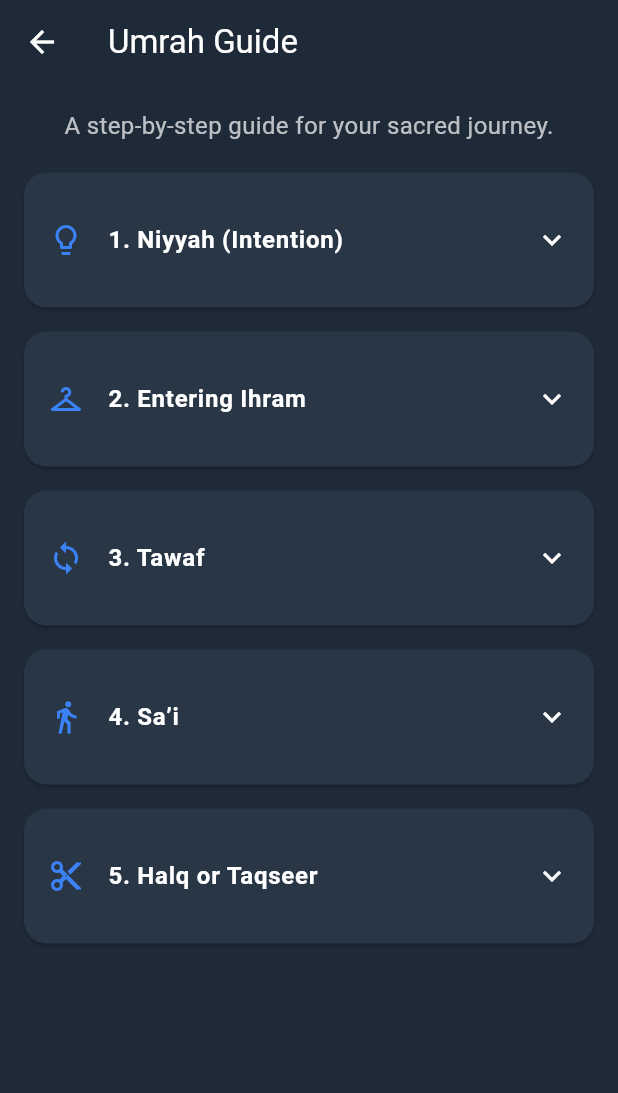
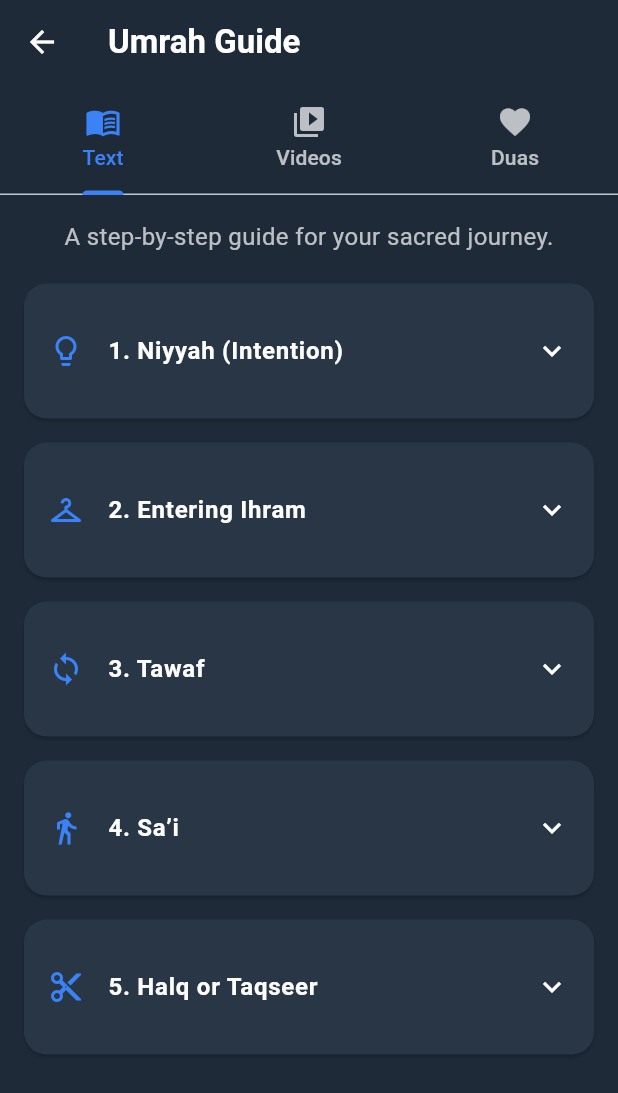
Before and after one commit to Asadullah730/SmartUmrah, a Flutter app: the UmrahGuideScreen screen opened by its route, on a phone screen of 412 x 824 dp. Shown: the top 1093 px of the screen. Run offline on Flutter 3.47's test engine with Material 3 defaults, Android fonts, the phone set to English and light mode, and no system bars; our stand-ins replace cloud_firestore, firebase_auth, firebase_core, firebase_storage, get, image_picker and 5 more; accounts and stored records are empty.

Commit message:
working user_features

```diff
--- /dev/null
+++ b/lib/DataLayer/userUmrahGuide/umrah_guide.dart
@@ -0,0 +1,34 @@
+import 'package:flutter/material.dart';
+
+final List<Map<String, dynamic>> umrahSteps = [
+  {
+    'title': '1. Niyyah (Intention)',
+    'content':
+        'Start with a sincere intention (niyyah) to perform Umrah for the sake of Allah. Recite the talbiyah: "Labbaik Allahumma Labbaik..."',
+    'icon': Icons.lightbulb_outline,
+  },
+  {
+    'title': '2. Entering Ihram',
+    'content':
+        'Put on the state of Ihram from the designated Miqat. Men wear two unstitched white sheets. Women wear their regular modest clothes. Perform two raka’ah of nafl salah.',
+    'icon': Icons.checkroom,
+  },
+  {
+    'title': '3. Tawaf',
+    'content':
+        'Perform Tawaf around the Kaaba seven times, starting from the Black Stone. Recite duas and remember Allah. After Tawaf, pray two raka’ah at Maqam Ibrahim.',
+    'icon': Icons.loop,
+  },
+  {
+    'title': '4. Sa’i',
+    'content':
+        'Perform Sa’i by walking/jogging seven times between Safa and Marwah. Start at Safa and end at Marwah. Remember the struggle of Hajra (AS).',
+    'icon': Icons.directions_walk,
+  },
+  {
+    'title': '5. Halq or Taqseer',
+    'content':
+        'Conclude your Umrah by trimming or shaving your hair. Men can shave their heads (Halq) or trim it (Taqseer). Women must trim a small portion of their hair.',
+    'icon': Icons.content_cut,
+  },
+];
--- a/lib/Services/SupabaseServices/supabaseStorage/image_storage.dart
+++ b/lib/Services/SupabaseServices/supabaseStorage/image_storage.dart
@@ -1,4 +1,3 @@
-import 'dart:io';
 import 'package:flutter/material.dart';
 import 'package:get/get.dart';
 import 'package:supabase_flutter/supabase_flutter.dart';
@@ -12,14 +11,14 @@ class SupabaseService {
           '${DateTime.now().millisecondsSinceEpoch}_${imageFile.path.split('/').last}';
 
       final response = await supabase.storage
-          .from('profile-pics')
+          .from('umrahJournals')
           .upload(fileName, imageFile);
 
       print("PICTURE RESPONSE : ${response}");
 
       if (response.isNotEmpty) {
         final publicUrl = supabase.storage
-            .from('profile-pics')
+            .from('umrahJournals')
             .getPublicUrl(fileName);
 
         Get.snackbar("IMAGE RESULT", "IMAGE UPLOAD SUCCESSFULLY");
--- a/lib/routes/routes.dart
+++ b/lib/routes/routes.dart
@@ -9,13 +9,14 @@ import 'package:smart_umrah_app/screens/User/UserFeatures/offline_guide_access.d
 import 'package:smart_umrah_app/screens/User/UserFeatures/rule.dart';
 import 'package:smart_umrah_app/screens/User/UserFeatures/track_expenses.dart';
 import 'package:smart_umrah_app/screens/User/UserFeatures/transport_routes.dart';
+import 'package:smart_umrah_app/screens/User/UserFeatures/view_places.dart';
 import 'package:smart_umrah_app/screens/User/UserFeatures/view_travel_agent.dart';
 import 'package:smart_umrah_app/screens/User/auth_pages/forgot_password_screen.dart';
 import 'package:smart_umrah_app/screens/User/auth_pages/userSignIn.dart';
 import 'package:smart_umrah_app/screens/User/auth_pages/userSignupScreen.dart';
 import 'package:smart_umrah_app/screens/landing_screen.dart';
 import 'package:smart_umrah_app/screens/User/UserFeatures/travel_checklist_screen.dart';
-import 'package:smart_umrah_app/screens/User/UserFeatures/umrah_guide_screen.dart';
+import 'package:smart_umrah_app/screens/User/UserFeatures/UmrahGuide/umrah_guide_screen.dart';
 import 'package:smart_umrah_app/screens/User/UserFeatures/umrah_journal_screen.dart';
 
 class AppRoutes {
@@ -59,7 +60,7 @@ class AppRoutes {
     GetPage(name: transportroutes, page: () => TransportRoutes()),
     GetPage(name: trackexpenses, page: () => TrackExpenses()),
     GetPage(name: tawafsaicounter, page: () => TawafSaiCounter()),
-    GetPage(name: viewplaces, page: () => TransportRoutes()),
+    GetPage(name: viewplaces, page: () => ViewPlacesScreen()),
     GetPage(name: usernotification, page: () => Notification()),
     GetPage(name: userofflineaccess, page: () => OfflineGuideAccess()),
     GetPage(name: viewtravelagent, page: () => ViewTravelAgent()),
--- /dev/null
+++ b/lib/screens/User/UserFeatures/UmrahGuide/text_guide.dart
@@ -0,0 +1,65 @@
+import 'package:flutter/material.dart';
+import 'package:smart_umrah_app/DataLayer/userUmrahGuide/umrah_guide.dart';
+
+class TextGuideTab extends StatelessWidget {
+  const TextGuideTab();
+
+  static const Color cardBackgroundColor = Color(0xFF283645);
+  static const Color textColorPrimary = Colors.white;
+  static const Color textColorSecondary = Colors.white70;
+  static const Color accentColor = Color(0xFF3B82F6);
+
+  @override
+  Widget build(BuildContext context) {
+    return SingleChildScrollView(
+      padding: const EdgeInsets.all(16.0),
+      child: Column(
+        children: [
+          Text(
+            "A step-by-step guide for your sacred journey.",
+            style: const TextStyle(fontSize: 16, color: textColorSecondary),
+            textAlign: TextAlign.center,
+          ),
+          const SizedBox(height: 20),
+          ...umrahSteps.map(
+            (step) => Card(
+              color: cardBackgroundColor,
+              shape: RoundedRectangleBorder(
+                borderRadius: BorderRadius.circular(15),
+              ),
+              margin: const EdgeInsets.only(bottom: 16.0),
+              child: ExpansionTile(
+                tilePadding: const EdgeInsets.all(16.0),
+                title: Text(
+                  step['title'],
+                  style: const TextStyle(
+                    color: textColorPrimary,
+                    fontWeight: FontWeight.bold,
+                  ),
+                ),
+                leading: Icon(step['icon'], color: accentColor),
+                collapsedIconColor: textColorPrimary,
+                iconColor: accentColor,
+                children: <Widget>[
+                  Padding(
+                    padding: const EdgeInsets.symmetric(
+                      horizontal: 16.0,
+                      vertical: 8.0,
+                    ),
+                    child: Text(
+                      step['content'],
+                      style: const TextStyle(
+                        color: textColorSecondary,
+                        fontSize: 15,
+                      ),
+                    ),
+                  ),
+                ],
+              ),
+            ),
+          ),
+        ],
+      ),
+    );
+  }
+}
--- /dev/null
+++ b/lib/screens/User/UserFeatures/UmrahGuide/umrah_guide_screen.dart
@@ -0,0 +1,55 @@
+// lib/screens/user/umrah_guide_screen.dart
+import 'package:flutter/material.dart';
+import 'package:smart_umrah_app/DataLayer/userUmrahGuide/umrah_guide.dart';
+import 'package:smart_umrah_app/screens/User/UserFeatures/UmrahGuide/dua_tab.dart';
+import 'package:smart_umrah_app/screens/User/UserFeatures/UmrahGuide/text_guide.dart';
+import 'package:smart_umrah_app/screens/User/UserFeatures/UmrahGuide/vedio_tab.dart';
+
+class UmrahGuideScreen extends StatelessWidget {
+  UmrahGuideScreen({super.key});
+
+  // Theme colors
+  static const Color primaryBackgroundColor = Color(0xFF1E2A38);
+  static const Color cardBackgroundColor = Color(0xFF283645);
+  static const Color textColorPrimary = Colors.white;
+  static const Color textColorSecondary = Colors.white70;
+  static const Color accentColor = Color(0xFF3B82F6);
+
+  @override
+  Widget build(BuildContext context) {
+    return DefaultTabController(
+      length: 3, // Text, Videos, Duas
+      child: Scaffold(
+        backgroundColor: primaryBackgroundColor,
+        appBar: AppBar(
+          backgroundColor: primaryBackgroundColor,
+          elevation: 0,
+          title: const Text(
+            "Umrah Guide",
+            style: TextStyle(
+              color: textColorPrimary,
+              fontWeight: FontWeight.bold,
+            ),
+          ),
+          leading: IconButton(
+            icon: const Icon(Icons.arrow_back, color: textColorPrimary),
+            onPressed: () => Navigator.of(context).pop(),
+          ),
+          bottom: const TabBar(
+            indicatorColor: accentColor,
+            labelColor: accentColor,
+            unselectedLabelColor: textColorSecondary,
+            tabs: [
+              Tab(icon: Icon(Icons.menu_book), text: "Text"),
+              Tab(icon: Icon(Icons.video_collection), text: "Videos"),
+              Tab(icon: Icon(Icons.favorite), text: "Duas"),
+            ],
+          ),
+        ),
+        body: const TabBarView(
+          children: [TextGuideTab(), VideosTab(), DuasTab()],
+        ),
+      ),
+    );
+  }
+}
--- a/lib/screens/User/UserFeatures/umrah_guide_screen.dart
+++ /dev/null
@@ -1,124 +0,0 @@
-// lib/screens/user/umrah_guide_screen.dart
-import 'package:flutter/material.dart';
-
-class UmrahGuideScreen extends StatelessWidget {
-  UmrahGuideScreen({super.key});
-
-  // Define consistent colors from the project
-  static const Color primaryBackgroundColor = Color(0xFF1E2A38);
-  static const Color cardBackgroundColor = Color(0xFF283645);
-  static const Color textColorPrimary = Colors.white;
-  static const Color textColorSecondary = Colors.white70;
-  static const Color accentColor = Color(0xFF3B82F6);
-
-  // Data for the Umrah Guide, organized into sections with steps
-  final List<Map<String, dynamic>> umrahSteps = [
-    {
-      'title': '1. Niyyah (Intention)',
-      'content':
-          'Start with a sincere intention (niyyah) to perform Umrah for the sake of Allah. Recite the talbiyah: "Labbaik Allahumma Labbaik..."',
-      'icon': Icons.lightbulb_outline,
-    },
-    {
-      'title': '2. Entering Ihram',
-      'content':
-          'Put on the state of Ihram from the designated Miqat. Men wear two unstitched white sheets. Women wear their regular modest clothes. Perform two raka’ah of nafl salah.',
-      'icon': Icons.checkroom,
-    },
-    {
-      'title': '3. Tawaf',
-      'content':
-          'Perform Tawaf around the Kaaba seven times, starting from the Black Stone. Recite duas and remember Allah. After Tawaf, pray two raka’ah at Maqam Ibrahim.',
-      'icon': Icons.loop,
-    },
-    {
-      'title': '4. Sa’i',
-      'content':
-          'Perform Sa’i by walking/jogging seven times between Safa and Marwah. Start at Safa and end at Marwah. Remember the struggle of Hajra (AS).',
-      'icon': Icons.directions_walk,
-    },
-    {
-      'title': '5. Halq or Taqseer',
-      'content':
-          'Conclude your Umrah by trimming or shaving your hair. Men can shave their heads (Halq) or trim it (Taqseer). Women must trim a small portion of their hair.',
-      'icon': Icons.content_cut,
-    },
-  ];
-
-  @override
-  Widget build(BuildContext context) {
-    return Scaffold(
-      backgroundColor: primaryBackgroundColor,
-      appBar: AppBar(
-        backgroundColor: primaryBackgroundColor,
-        elevation: 0,
-        title: const Text(
-          "Umrah Guide",
-          style: TextStyle(color: textColorPrimary),
-        ),
-        leading: IconButton(
-          icon: const Icon(Icons.arrow_back, color: textColorPrimary),
-          onPressed: () => Navigator.of(context).pop(),
-        ),
-      ),
-      body: SingleChildScrollView(
-        padding: const EdgeInsets.all(16.0),
-        child: Column(
-          children: [
-            Text(
-              "A step-by-step guide for your sacred journey.",
-              style: TextStyle(fontSize: 16, color: textColorSecondary),
-              textAlign: TextAlign.center,
-            ),
-            const SizedBox(height: 20),
-            ...umrahSteps.map(
-              (step) => _buildGuideCard(
-                title: step['title'],
-                content: step['content'],
-                icon: step['icon'],
-              ),
-            ),
-          ],
-        ),
-      ),
-    );
-  }
-
-  // A helper function to build the guide card with an ExpansionTile
-  Widget _buildGuideCard({
-    required String title,
-    required String content,
-    required IconData icon,
-  }) {
-    return Card(
-      color: cardBackgroundColor,
-      shape: RoundedRectangleBorder(borderRadius: BorderRadius.circular(15)),
-      margin: const EdgeInsets.only(bottom: 16.0),
-      child: ExpansionTile(
-        tilePadding: const EdgeInsets.all(16.0),
-        title: Text(
-          title,
-          style: const TextStyle(
-            color: textColorPrimary,
-            fontWeight: FontWeight.bold,
-          ),
-        ),
-        leading: Icon(icon, color: accentColor),
-        collapsedIconColor: textColorPrimary,
-        iconColor: accentColor,
-        children: <Widget>[
-          Padding(
-            padding: const EdgeInsets.symmetric(
-              horizontal: 16.0,
-              vertical: 8.0,
-            ),
-            child: Text(
-              content,
-              style: TextStyle(color: textColorSecondary, fontSize: 15),
-            ),
-          ),
-        ],
-      ),
-    );
-  }
-}
--- a/lib/screens/User/UserFeatures/view_places.dart
+++ b/lib/screens/User/UserFeatures/view_places.dart
@@ -1,7 +1,7 @@
 import 'package:flutter/material.dart';
 
-class ViewPlaces extends StatelessWidget {
-  const ViewPlaces({super.key});
+class ViewPlacesScreen extends StatelessWidget {
+  const ViewPlacesScreen({super.key});
 
   @override
   Widget build(BuildContext context) {
```
Also changed, not shown: lib/main.dart (+6 -8 lines), lib/screens/User/UserDashboard/user_dashboard.dart (+6 -2 lines), lib/screens/User/UserFeatures/UmrahGuide/dua_tab.dart (added, +226 -0 lines), lib/screens/User/UserFeatures/UmrahGuide/vedio_tab.dart (added, +50 -0 lines), lib/screens/User/UserFeatures/umrah_journal_screen.dart (+74 -37 lines), pubspec.yaml (+18 -1 lines), pubspec.lock, 3 other files.
